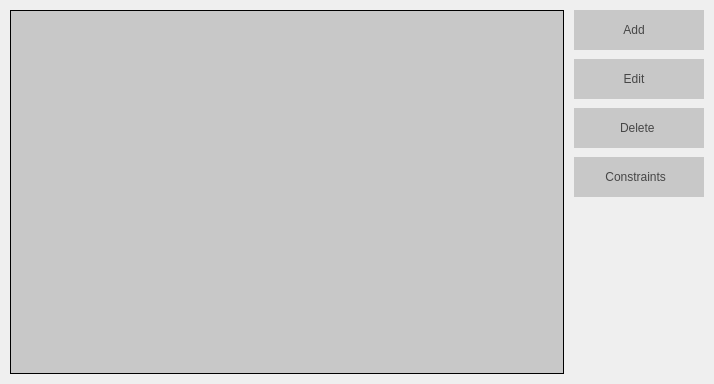
Above: Orar/OrarApp/TeacherView.ui from alexandrutm/UnivTimetable before the change. Below: the same form after it.
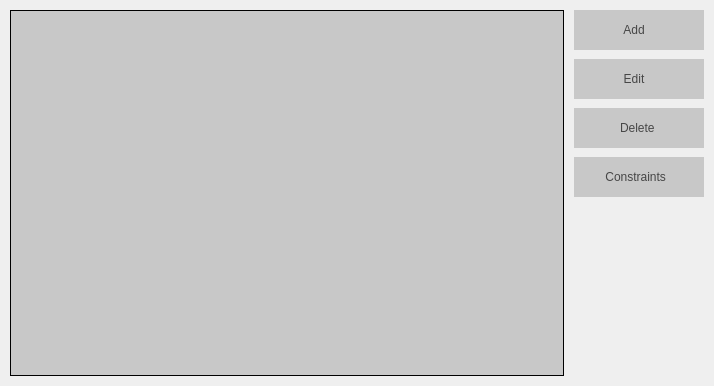
That is the form after the change. Icons and pictures are not drawn.

Diff of the .ui file:
```diff
--- a/Orar/OrarApp/TeacherView.ui
+++ b/Orar/OrarApp/TeacherView.ui
@@ -7,7 +7,7 @@
     <x>0</x>
     <y>0</y>
     <width>714</width>
-    <height>384</height>
+    <height>386</height>
    </rect>
   </property>
   <property name="windowTitle">
```
